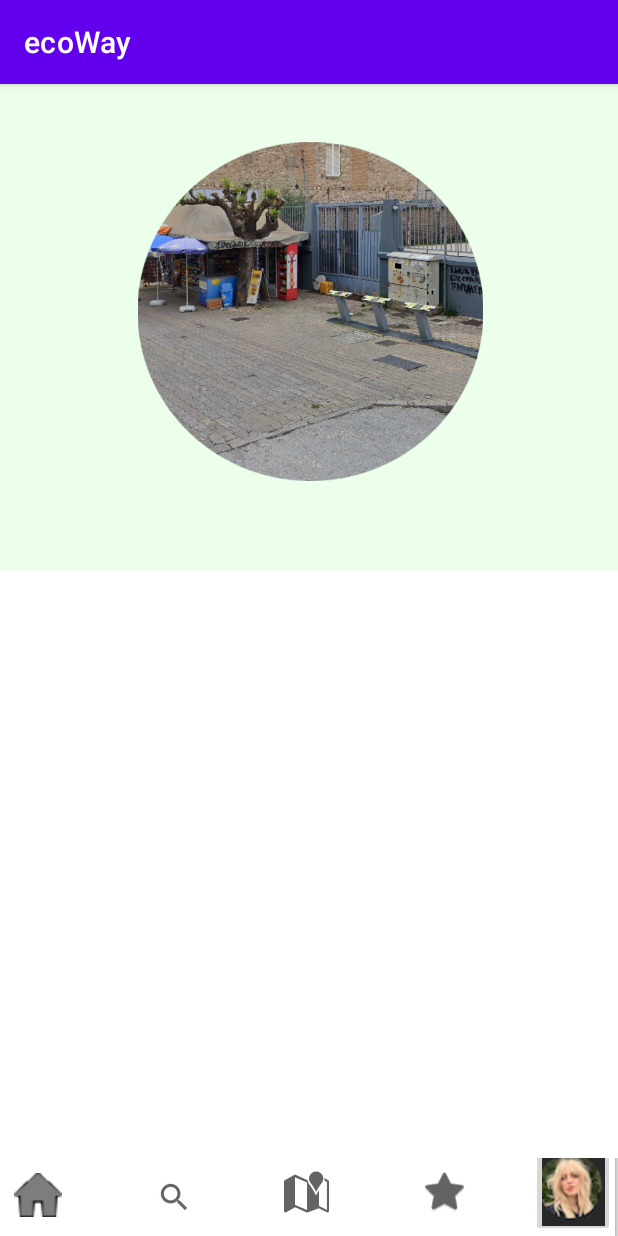
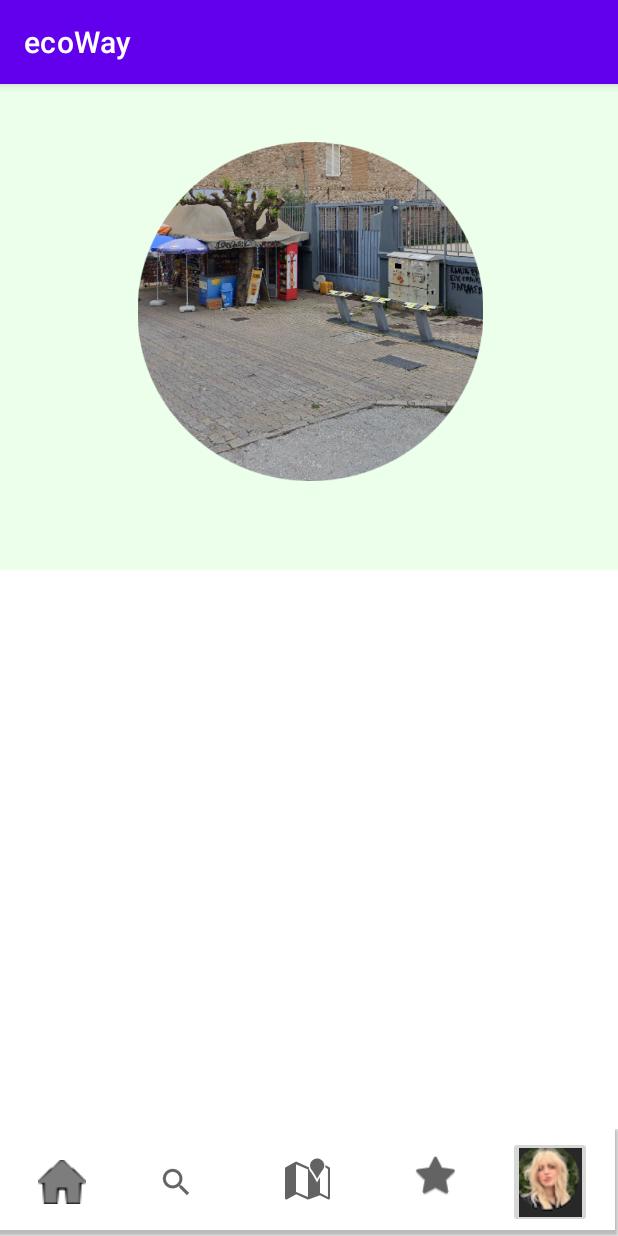
Before and after one commit to ecoWaySE2021/ecoWay, an Android app: the screen it shows after launch (MainActivity), on a phone screen of 412 x 824 dp. Run offline under Robolectric (Android 15) with nearby library versions, the phone set to English and light mode, and no system bars.

```diff
--- a/app/src/main/res/layout/activity_main.xml
+++ b/app/src/main/res/layout/activity_main.xml
@@ -13,6 +13,7 @@
         android:layout_width="413dp"
         android:layout_height="324dp"
         android:background="#EBFFEB"
+        android:backgroundTint="#EBFFEB"
         app:layout_constraintEnd_toEndOf="parent"
         app:layout_constraintHorizontal_bias="0.551"
         app:layout_constraintStart_toStartOf="parent"
@@ -37,6 +38,7 @@
         android:layout_width="0dp"
         android:layout_height="wrap_content"
         android:layout_marginTop="16dp"
+        android:backgroundTint="#EBFFEB"
         app:layout_constraintBottom_toBottomOf="parent"
         app:layout_constraintEnd_toEndOf="parent"
         app:layout_constraintHorizontal_bias="0.0"
@@ -50,9 +52,11 @@
             android:layout_width="410dp"
             android:layout_height="67dp"
             android:layout_gravity="bottom"
+            android:layout_marginBottom="4dp"
+            android:backgroundTint="#FFFFFF"
             app:backgroundTint="@color/white"
             app:layout_constraintBottom_toBottomOf="parent"
-            tools:layout_editor_absoluteX="-1dp" />
+            tools:layout_editor_absoluteX="0dp" />
 
         <ImageButton
             android:id="@+id/imageButton3"
@@ -60,12 +64,12 @@
             android:layout_height="52dp"
             android:background="@color/white"
             android:tint="#636363"
-            app:layout_constraintBottom_toBottomOf="parent"
-            app:layout_constraintEnd_toEndOf="@+id/bottomAppBar"
-            app:layout_constraintHorizontal_bias="0.127"
-            app:layout_constraintStart_toEndOf="@+id/imageButton"
-            app:layout_constraintTop_toTopOf="@+id/imageButton"
-            app:layout_constraintVertical_bias="1.0"
+            app:layout_constraintBottom_toBottomOf="@+id/bottomAppBar"
+            app:layout_constraintEnd_toStartOf="@+id/imageButton4"
+            app:layout_constraintHorizontal_bias="0.756"
+            app:layout_constraintStart_toStartOf="@+id/bottomAppBar"
+            app:layout_constraintTop_toTopOf="@+id/bottomAppBar"
+            app:layout_constraintVertical_bias="0.6"
             app:srcCompat="?android:attr/actionModeWebSearchDrawable" />
 
         <ImageButton
@@ -74,12 +78,12 @@
             android:layout_height="43dp"
             android:background="@color/white"
             android:tint="#636363"
-            app:layout_constraintBottom_toBottomOf="@+id/imageButton5"
+            app:layout_constraintBottom_toBottomOf="@+id/bottomAppBar"
             app:layout_constraintEnd_toEndOf="@+id/bottomAppBar"
-            app:layout_constraintHorizontal_bias="0.147"
-            app:layout_constraintStart_toEndOf="@+id/imageButton3"
-            app:layout_constraintTop_toTopOf="@+id/imageButton5"
-            app:layout_constraintVertical_bias="0.555"
+            app:layout_constraintHorizontal_bias="0.5"
+            app:layout_constraintStart_toStartOf="parent"
+            app:layout_constraintTop_toTopOf="@+id/bottomAppBar"
+            app:layout_constraintVertical_bias="0.481"
             app:srcCompat="@android:drawable/ic_dialog_map" />
 
         <ImageButton
@@ -88,10 +92,12 @@
             android:layout_height="61dp"
             android:background="@color/white"
             android:tint="#636363"
-            app:layout_constraintBottom_toBottomOf="@+id/imageButton2"
-            app:layout_constraintEnd_toStartOf="@+id/imageButton2"
+            app:layout_constraintBottom_toBottomOf="@+id/bottomAppBar"
+            app:layout_constraintEnd_toEndOf="@+id/bottomAppBar"
+            app:layout_constraintHorizontal_bias="0.153"
             app:layout_constraintStart_toEndOf="@+id/imageButton4"
-            app:layout_constraintTop_toTopOf="@+id/imageButton2"
+            app:layout_constraintTop_toTopOf="@+id/bottomAppBar"
+            app:layout_constraintVertical_bias="0.0"
             app:srcCompat="@android:drawable/btn_star" />
 
         <ImageButton
@@ -100,10 +106,10 @@
             android:layout_height="61dp"
             app:layout_constraintBottom_toBottomOf="@+id/bottomAppBar"
             app:layout_constraintEnd_toEndOf="@+id/bottomAppBar"
-            app:layout_constraintHorizontal_bias="1.0"
+            app:layout_constraintHorizontal_bias="0.871"
             app:layout_constraintStart_toEndOf="@+id/imageButton4"
             app:layout_constraintTop_toTopOf="@+id/bottomAppBar"
-            app:layout_constraintVertical_bias="1.0"
+            app:layout_constraintVertical_bias="0.833"
             app:srcCompat="@drawable/screenshot_at_apr_20_18_50_17" />
 
         <ImageButton
@@ -112,8 +118,8 @@
             android:layout_height="47dp"
             android:background="@color/white"
             app:layout_constraintBottom_toBottomOf="@+id/bottomAppBar"
-            app:layout_constraintEnd_toEndOf="@+id/bottomAppBar"
-            app:layout_constraintHorizontal_bias="0.0"
+            app:layout_constraintEnd_toStartOf="@+id/imageButton4"
+            app:layout_constraintHorizontal_bias="0.13"
             app:layout_constraintStart_toStartOf="@+id/bottomAppBar"
             app:layout_constraintTop_toTopOf="@+id/imageButton4"
             app:layout_constraintVertical_bias="0.0"
```
